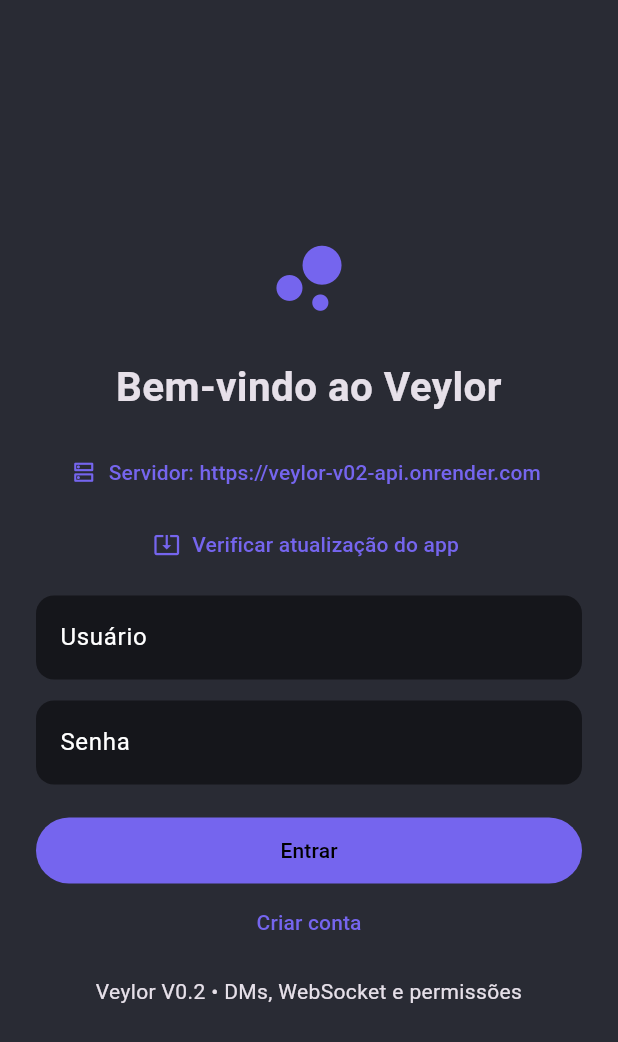
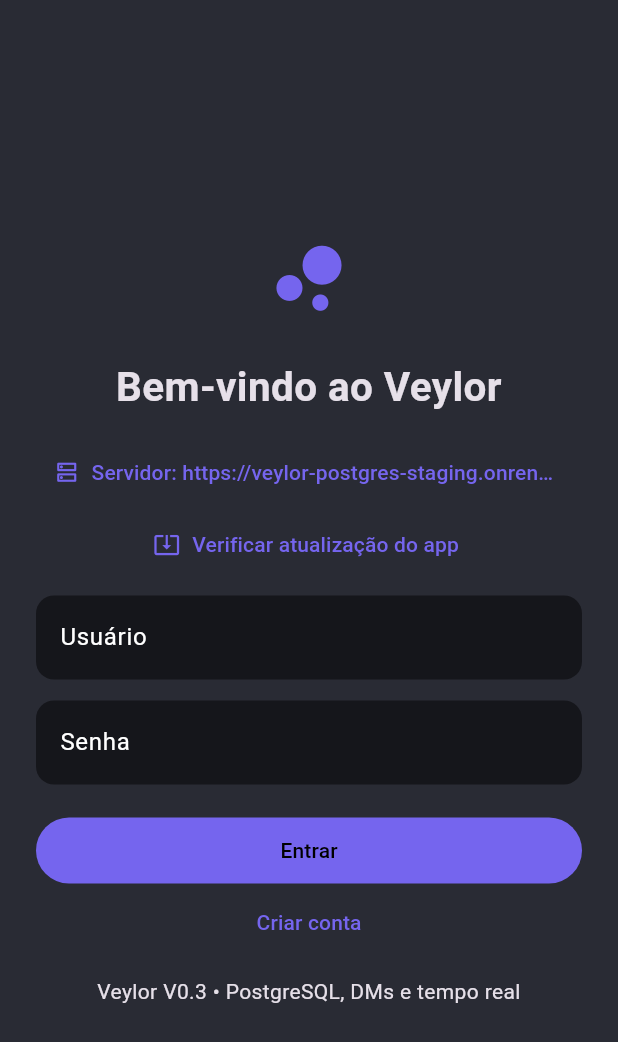
Before and after one commit to Night0231-creator/discord2, a Flutter app: the screen it shows after launch, on a phone screen of 412 x 824 dp. Shown: the top 1042 px of the screen. Run offline on Flutter 3.47's test engine with Material 3 defaults, Android fonts, the phone set to English and light mode, and no system bars; our stand-ins replace flutter_secure_storage, package_info_plus; network calls fail.

Commit message:
feat(client): PostgreSQL-first sign-in and explicit fresh-account migration notice

```diff
--- a/apps/client/lib/main.dart
+++ b/apps/client/lib/main.dart
@@ -54,12 +54,12 @@ class Home extends StatefulWidget {
   State<Home> createState()=>_HomeState();
 }
 class _HomeState extends State<Home> {
-  final api=Api(const String.fromEnvironment('VEYLOR_API_URL',defaultValue:'https://veylor-v02-api.onrender.com'));
+  final api=Api(const String.fromEnvironment('VEYLOR_API_URL',defaultValue:'https://veylor-postgres-staging.onrender.com'));
   final user=TextEditingController(),password=TextEditingController(),message=TextEditingController();
   Timer? polling,retrySocket;
   WebSocket? socket;
   final storage=const FlutterSecureStorage();
-  bool restoring=true,realtime=false,checkingUpdate=false;
+  bool restoring=true,realtime=false,checkingUpdate=false,sessionMoved=false;
   String? nick,serverId,channelId,dmId,error;
   List<Map<String,dynamic>> dms=[];
   bool signup=false,busy=false;
@@ -75,9 +75,15 @@ class _HomeState extends State<Home> {
   Future<void> restoreSession() async {
     try {
       final savedAddress=await storage.read(key:'veylor_api_url').timeout(const Duration(seconds:6));
-      if(savedAddress!=null) api.baseUrl=validateApiEndpoint(savedAddress);
+      final selection=selectStartupServer(savedAddress,defaultAddress:api.baseUrl);
+      api.baseUrl=selection.address;
       final saved=await storage.read(key:'veylor_session').timeout(const Duration(seconds:6));
-      if(saved!=null&&saved.isNotEmpty){
+      if(selection.clearOldSession){
+        sessionMoved=selection.movedFromLegacy && saved!=null && saved.isNotEmpty;
+        await storage.delete(key:'veylor_session');
+        await storage.write(key:'veylor_api_url',value:selection.address);
+      }
+      if(!selection.clearOldSession&&saved!=null&&saved.isNotEmpty){
         api.token=saved;
         final profile=await api.request('GET','/api/me');
         nick=(profile['user'] as Map<String,dynamic>)['username'] as String;
@@ -425,7 +431,7 @@ class _HomeState extends State<Home> {
       ListTile(leading:const Icon(Icons.groups_2_outlined),title:const Text('Membros'),onTap:manageMembers),
       Container(color:sidebar,child:ListTile(
         leading:const CircleAvatar(backgroundColor:accent,child:Icon(Icons.person)),
-        title:Text(nick??'Conta'),subtitle:Text(realtime?'V0.2 • Online':'V0.2 • Reconectando'),
+        title:Text(nick??'Conta'),subtitle:Text(realtime?'V0.3 • Online':'V0.3 • Reconectando'),
         trailing:IconButton(tooltip:'Sair',icon:const Icon(Icons.logout),onPressed:() async {
           polling?.cancel();retrySocket?.cancel();
           try{await api.request('POST','/api/logout');}catch(_){}
@@ -490,6 +496,11 @@ class _HomeState extends State<Home> {
           onPressed:()=>checkForUpdates(),icon:const Icon(Icons.system_update_alt,size:18),
           label:const Text('Verificar atualização do app')),
         const SizedBox(height:10),
+        if(sessionMoved)const Padding(
+          padding:EdgeInsets.only(bottom:10),
+          child:Text('Mudamos para um banco novo e seguro. Crie uma conta para começar. '
+            'O login anterior não foi transferido.',
+            textAlign:TextAlign.center,style:TextStyle(color:Colors.amberAccent,fontSize:12))),
         TextField(controller:user,decoration:const InputDecoration(labelText:'Usuário')),
         const SizedBox(height:14),
         TextField(controller:password,obscureText:true,
@@ -502,7 +513,7 @@ class _HomeState extends State<Home> {
         if(error!=null)Text(error!,textAlign:TextAlign.center,
           style:const TextStyle(color:Colors.orangeAccent)),
         const SizedBox(height:12),
-        const Text('Veylor V0.2 • DMs, WebSocket e permissões',textAlign:TextAlign.center)
+        const Text('Veylor V0.3 • PostgreSQL, DMs e tempo real',textAlign:TextAlign.center)
       ]))));
   @override
   Widget build(BuildContext context){
```
